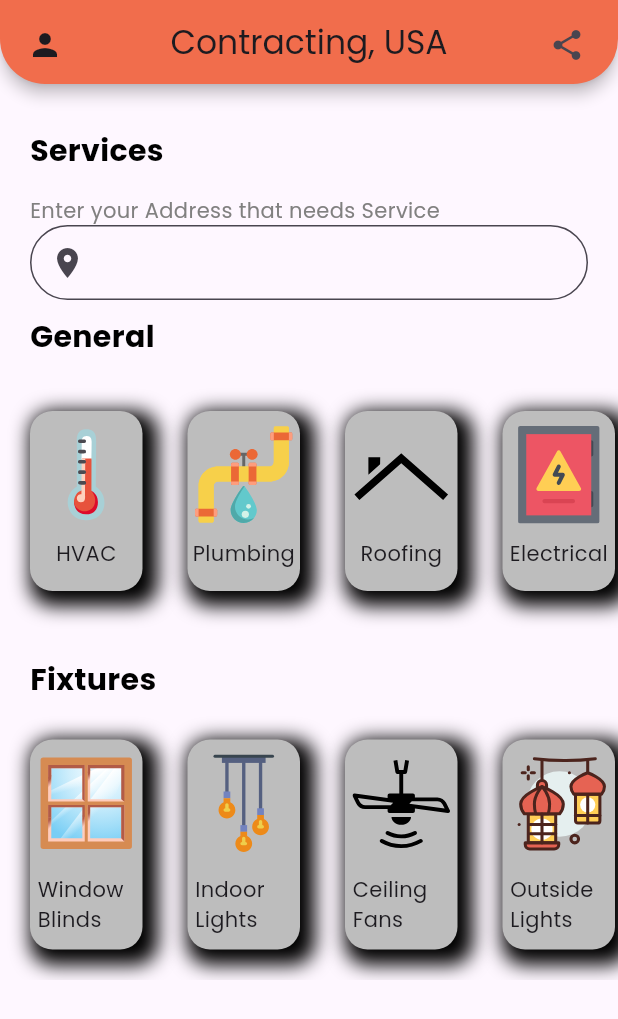
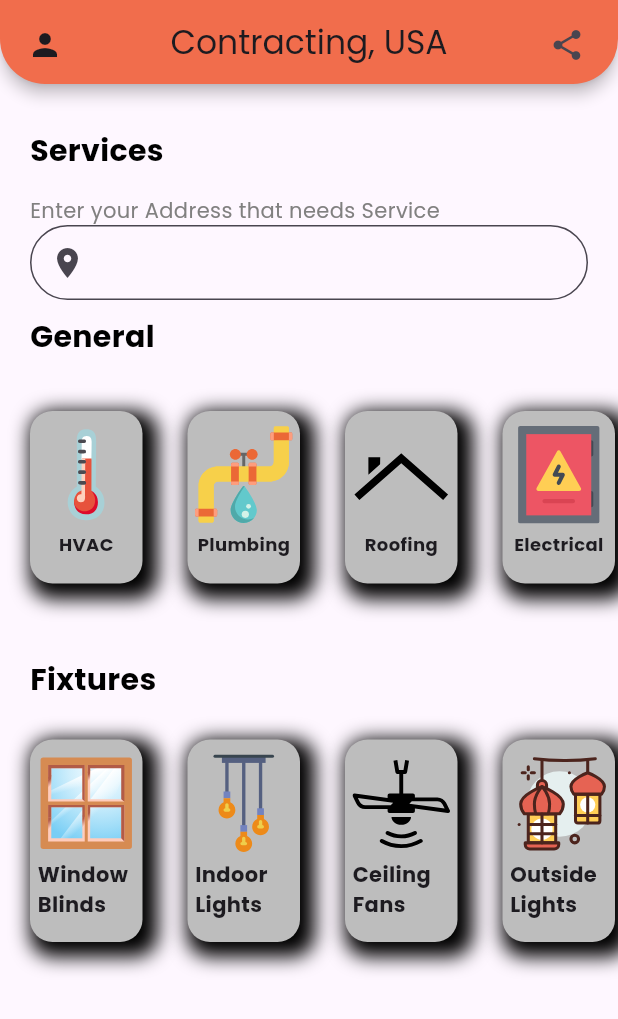
Before and after one commit to AustinFSSE/FlutterProject, a Flutter app: the screen it shows after launch, on a phone screen of 412 x 824 dp. Shown: the top 1019 px of the screen. Run offline on Flutter 3.47's test engine with Material 3 defaults, Android fonts, the phone set to English and light mode, and no system bars; our stand-ins replace firebase_auth, firebase_core, flutter_svg, google_sign_in; accounts and stored records are empty.

Commit message:
Rows and Columns converted to ListView.Builder with OOP indexing. General Servics widget array created as well as Fixtures Services widget array

```diff
--- a/lib/pages/home.dart
+++ b/lib/pages/home.dart
@@ -74,7 +74,7 @@ class _HomePageState extends State<HomePage> {
                 shrinkWrap: true,
                 itemBuilder: (context, index){
                   return Container(
-                    margin: const EdgeInsets.only(top: 20, bottom: 20),
+                    margin: const EdgeInsets.only(top: 20, bottom: 25),
                    height: generalServices[index].size,
                    width: generalServices[index].size,
                    decoration: BoxDecoration(
@@ -105,16 +105,20 @@ class _HomePageState extends State<HomePage> {
                                },
                                child: Padding(
                                  padding: const EdgeInsets.all(5.0),
-                                 child: SvgPicture.asset(
+                                 child: Column(
+                             children: [
+                               SvgPicture.asset(
                                    generalServices[index].iconpath,
                                    height: generalServices[index].iconsize,
                                    width: generalServices[index].iconsize,
                                  ),
+                                 Text(generalServices[index].text, style: const TextStyle(fontFamily: 'Poppins', fontSize: 12, fontWeight: FontWeight.bold),),
+                                 ],
                                ),
+                             ),
                              );
                           },
                         ),
-                       Text(generalServices[index].text)
                       ],
                    ),
                   );
@@ -141,7 +145,7 @@ class _HomePageState extends State<HomePage> {
               padding: const EdgeInsets.only(left: 20, right: 20),
               itemBuilder: (context, index){
                 return Container(
-                  margin: const EdgeInsets.only(top: 20, bottom: 20),
+                  margin: const EdgeInsets.only(top: 20, bottom: 25),
                   height: fixtureServices[index].size,
                   width: fixtureServices[index].size,
                   decoration: BoxDecoration(
@@ -172,19 +176,26 @@ class _HomePageState extends State<HomePage> {
                             },
                             child: Padding(
                               padding: const EdgeInsets.all(5.0),
-                              child: SvgPicture.asset(
+                              child: Column(
+                          children: [
+                            SvgPicture.asset(
                                 fixtureServices[index].iconpath,
                                 height: fixtureServices[index].iconsize,
                                 width: fixtureServices[index].iconsize,
                               ),
+                            Text(
+                              fixtureServices[index].text,
+                              style: const TextStyle(
+                                  fontWeight: FontWeight.bold,
+                                  fontSize: 14,
+                                  fontFamily: 'Poppins'),
                             ),
+                              ],
+                            ),
+                          ),
                           );
                         },
                       ),
-                      Padding(
-                          padding: EdgeInsets.all(5.0),
-                          child: Text(fixtureServices[index].text),
-                      )
                     ],
                   ),
                 );
```
